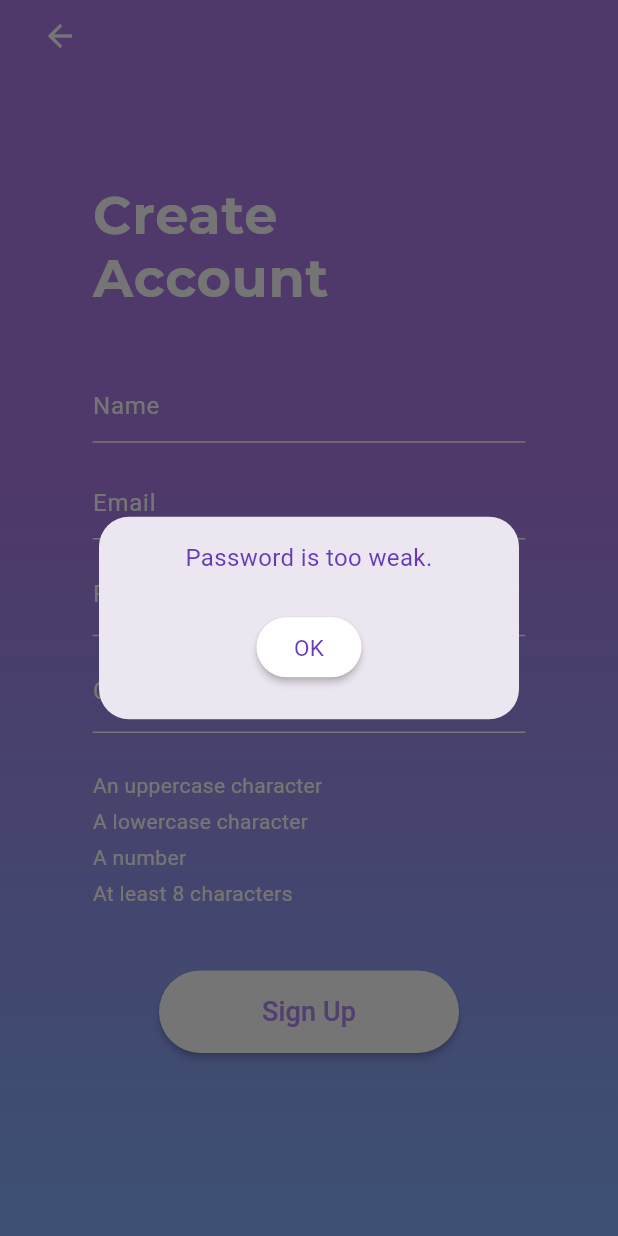
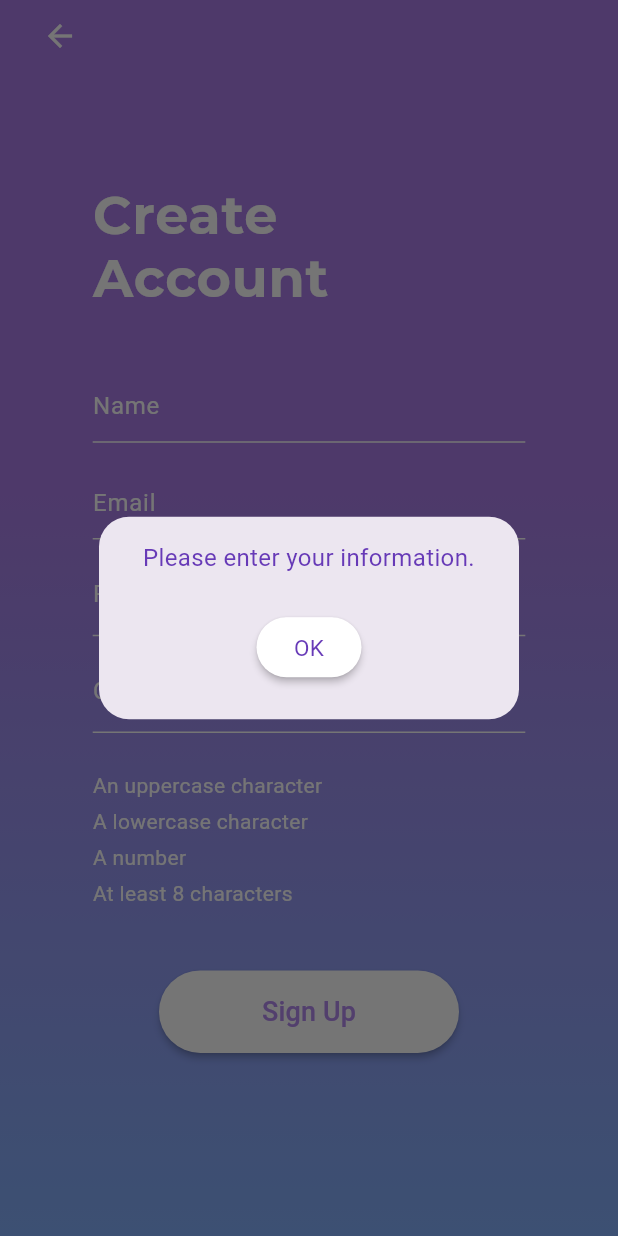
Before and after one commit to wwplr/MindTrace, a Flutter app: the SignUp screen opened directly, after a tap on "Sign Up", on a phone screen of 412 x 824 dp. Run offline on Flutter 3.47's test engine with Material 3 defaults, Android fonts, the phone set to English and light mode, and no system bars; our stand-ins replace firebase_auth, firebase_core, flutter_native_splash, page_transition; accounts and stored records are empty; network calls fail; project files that could hold a hidden picture were left out.

Commit message:
Handling password validations

```diff
--- a/mind_trace/lib/login.dart
+++ b/mind_trace/lib/login.dart
@@ -291,7 +291,7 @@ class _LoginState extends State<Login> {
                                           style: TextStyle(
                                               color: Color(0xFFB38AEE),
                                               fontSize: 18,
-                                              fontWeight: FontWeight.w400
+                                              fontWeight: FontWeight.w500
                                           )
                                       )
                                   )
--- a/mind_trace/lib/signup.dart
+++ b/mind_trace/lib/signup.dart
@@ -18,7 +18,9 @@ class _SignUpState extends State<SignUp> {
   Color colour2 = Colors.white;
   Color colour3 = Colors.white;
   Color colour4 = Colors.white;
+  Color password = Colors.white;
 
+  final _nameController = TextEditingController();
   final _usernameController = TextEditingController();
   final _passwordController = TextEditingController();
   final _passwordController2 = TextEditingController();
@@ -37,16 +39,89 @@ class _SignUpState extends State<SignUp> {
       },
     );
 
-    if (!_passwordController.text.contains(RegExp('[A-Z]')) ||
+    if (_nameController.text.isNotEmpty &&
+        _usernameController.text.isNotEmpty &&
+        _passwordController.text.isNotEmpty &&
+        (!_passwordController.text.contains(RegExp('[A-Z]')) ||
         !_passwordController.text.contains(RegExp('[a-z]')) ||
         !_passwordController.text.contains(RegExp('[0-9]')) ||
         _passwordController.text.length < 8)
-    {
+    ) {
       popup('Password is too weak.');
     }
 
-    if (_passwordController.text != _passwordController2.text) {
-      popup('Password does not match.');
+    if (_nameController.text.isNotEmpty &&
+        _usernameController.text.isNotEmpty &&
+        _passwordController.text.isNotEmpty &&
+        _passwordController2.text.isNotEmpty &&
+        _passwordController.text != _passwordController2.text &&
+        _passwordController.text.contains(RegExp('[A-Z]')) &&
+        _passwordController.text.contains(RegExp('[a-z]')) &&
+        _passwordController.text.contains(RegExp('[0-9]')) &&
+        _passwordController.text.length >= 8
+    )
+    {
+      popup('Passwords do not match.');
+    }
+
+    if (_nameController.text.isEmpty &&
+        _passwordController.text.isNotEmpty &&
+        _passwordController2.text.isNotEmpty &&
+        _usernameController.text.isNotEmpty
+    ) {
+      popup('Please enter your name.');
+    }
+
+    if (_usernameController.text.isEmpty &&
+        _nameController.text.isNotEmpty &&
+        _passwordController.text.isNotEmpty &&
+        _passwordController2.text.isNotEmpty
+    ) {
+      popup('Please enter your email address.');
+    }
+
+    if (_nameController.text.isEmpty &&
+        _passwordController.text.isNotEmpty &&
+        _passwordController2.text.isNotEmpty &&
+        _usernameController.text.isEmpty
+    ) {
+      popup('Please enter your name and email address.');
+    }
+
+    if ((_passwordController.text.isEmpty &&
+        _usernameController.text.isNotEmpty &&
+        _nameController.text.isNotEmpty &&
+        _passwordController2.text.isNotEmpty) ||
+        (_passwordController.text.isEmpty &&
+        _usernameController.text.isNotEmpty &&
+        _nameController.text.isNotEmpty &&
+        _passwordController2.text.isEmpty)
+    ) {
+      popup('Please enter your password.');
+    }
+
+    if (_passwordController2.text.isEmpty &&
+        _passwordController.text.isNotEmpty &&
+        _usernameController.text.isNotEmpty &&
+        _nameController.text.isNotEmpty
+    ) {
+      popup('Please confirm your password.');
+    }
+
+    if ((_nameController.text.isEmpty &&
+        _passwordController.text.isEmpty &&
+        _passwordController2.text.isEmpty &&
+        _usernameController.text.isEmpty) ||
+        (_nameController.text.isNotEmpty &&
+            _passwordController.text.isEmpty &&
+            _passwordController2.text.isEmpty &&
+            _usernameController.text.isEmpty)||
+        (_nameController.text.isEmpty &&
+            _passwordController.text.isEmpty &&
+            _passwordController2.text.isEmpty &&
+            _usernameController.text.isNotEmpty)
+    ) {
+      popup('Please enter your information.');
     }
   }
 
@@ -221,6 +296,7 @@ class _SignUpState extends State<SignUp> {
                                         style: const TextStyle(
                                             color: Colors.white
                                         ),
+                                        controller: _nameController,
                                         maxLines: 1,
                                         cursorColor: Colors.white,
                                         decoration: const InputDecoration(
@@ -270,6 +346,31 @@ class _SignUpState extends State<SignUp> {
                                         enableSuggestions: false,
                                         enableInteractiveSelection: false,
                                         autocorrect: false,
+                                        style: TextStyle(
+                                            color: password
+                                        ),
+                                        maxLines: 1,
+                                        keyboardType: TextInputType.text,
+                                        textInputAction: TextInputAction.done,
+                                        inputFormatters: [
+                                          FilteringTextInputFormatter.allow(
+                                              RegExp('[A-Za-z0-9]')
+                                          )
+                                        ],
+                                        cursorColor: Colors.white,
+                                        decoration: InputDecoration(
+                                          hintText: 'Password',
+                                          hintStyle: const TextStyle(
+                                              color: Colors.white
+                                          ),
+                                          suffixIcon: togglePassword(),
+                                          suffixIconColor: Colors.white,
+                                          enabledBorder: const UnderlineInputBorder(
+                                            borderSide: BorderSide(
+                                                color: Colors.white
+                                            ),
+                                          ),
+                                        ),
                                         onChanged: (value) {
                                           setState(() {
                                             value = _passwordController.text;
@@ -296,33 +397,16 @@ class _SignUpState extends State<SignUp> {
                                             } else {
                                               colour4 = Colors.red.shade900;
                                             }
+
+                                            if (value != _passwordController2.text &&
+                                                _passwordController2.text.isNotEmpty
+                                            ) {
+                                              password = Colors.red.shade900;
+                                            } else {
+                                              password = Colors.white;
+                                            }
                                           });
                                         },
-                                        style: const TextStyle(
-                                            color: Colors.white
-                                        ),
-                                        maxLines: 1,
-                                        keyboardType: TextInputType.text,
-                                        textInputAction: TextInputAction.done,
-                                        inputFormatters: [
-                                          FilteringTextInputFormatter.allow(
-                                              RegExp('[A-Za-z0-9]')
-                                          )
-                                        ],
-                                        cursorColor: Colors.white,
-                                        decoration: InputDecoration(
-                                          hintText: 'Password',
-                                          hintStyle: const TextStyle(
-                                              color: Colors.white
-                                          ),
-                                          suffixIcon: togglePassword(),
-                                          suffixIconColor: Colors.white,
-                                          enabledBorder: const UnderlineInputBorder(
-                                            borderSide: BorderSide(
-                                                color: Colors.white
-                                            ),
-                                          ),
-                                        ),
                                       )
                                   )
                               ),
@@ -334,8 +418,8 @@ class _SignUpState extends State<SignUp> {
                                         obscureText: _securedPassword2,
                                         enableSuggestions: false,
                                         enableInteractiveSelection: false,
-                                        style: const TextStyle(
-                                            color: Colors.white
+                                        style: TextStyle(
+                                            color: password
                                         ),
                                         maxLines: 1,
                                         keyboardType: TextInputType.text,
@@ -359,6 +443,18 @@ class _SignUpState extends State<SignUp> {
                                             ),
                                           ),
                                         ),
+                                        onChanged: (value) {
+                                          setState(() {
+                                            value = _passwordController2.text;
+                                            if (value != _passwordController.text &&
+                                                value.isNotEmpty
+                                            ) {
+                                              password = Colors.red.shade900;
+                                            } else {
+                                              password = Colors.white;
+                                            }
+                                          });
+                                        },
                                       )
                                   )
                               ),
@@ -410,7 +506,11 @@ class _SignUpState extends State<SignUp> {
                                             !_passwordController.text.contains(RegExp('[A-Z]')) ||
                                             !_passwordController.text.contains(RegExp('[a-z]')) ||
                                             !_passwordController.text.contains(RegExp('[0-9]')) ||
-                                            _passwordController.text.length < 8)
+                                            _passwordController.text.length < 8 ||
+                                            _nameController.text.isEmpty ||
+                                            _passwordController.text.isEmpty ||
+                                            _passwordController2.text.isEmpty ||
+                                            _usernameController.text.isEmpty)
                                         {
                                           checkValidation();
                                         } else {
```
